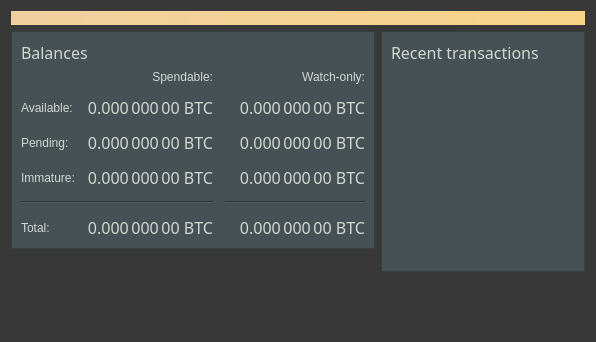
Qt form src/qt/forms/overviewpage.ui (xCryptoCash/veles) before a commit.
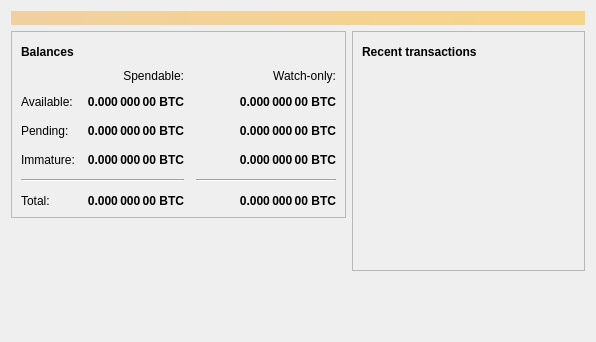
The same form after that commit. Icons and pictures are not drawn.

Patch:
```diff
--- a/src/qt/forms/overviewpage.ui
+++ b/src/qt/forms/overviewpage.ui
@@ -13,11 +13,6 @@
   <property name="windowTitle">
    <string>Form</string>
   </property>
-  <property name="styleSheet">
-   <string notr="true">background-color:rgb(56, 56, 56);;
-color:rgb(211, 215, 207);
-font: 75 12pt &quot;Uroob&quot;;</string>
-  </property>
   <layout class="QVBoxLayout" name="topLayout">
    <item>
     <widget class="QLabel" name="labelAlerts">
@@ -44,11 +39,6 @@
       <layout class="QVBoxLayout" name="verticalLayout_2">
        <item>
         <widget class="QFrame" name="frame">
-         <property name="styleSheet">
-          <string notr="true">background-color:rgb(70, 81, 86);
-color:rgb(211, 215, 207);
-font: 75 12pt &quot;Uroob&quot;;</string>
-         </property>
          <property name="frameShape">
           <enum>QFrame::StyledPanel</enum>
          </property>
@@ -62,11 +52,8 @@
              <widget class="QLabel" name="label_5">
               <property name="font">
                <font>
-                <family>Uroob</family>
-                <pointsize>12</pointsize>
-                <weight>9</weight>
-                <italic>false</italic>
-                <bold>false</bold>
+                <weight>75</weight>
+                <bold>true</bold>
                </font>
               </property>
               <property name="text">
@@ -131,11 +118,8 @@
              <widget class="QLabel" name="labelWatchPending">
               <property name="font">
                <font>
-                <family>Uroob</family>
-                <pointsize>12</pointsize>
-                <weight>9</weight>
-                <italic>false</italic>
-                <bold>false</bold>
+                <weight>75</weight>
+                <bold>true</bold>
                </font>
               </property>
               <property name="cursor">
@@ -159,11 +143,8 @@
              <widget class="QLabel" name="labelUnconfirmed">
               <property name="font">
                <font>
-                <family>Uroob</family>
-                <pointsize>12</pointsize>
-                <weight>9</weight>
-                <italic>false</italic>
-                <bold>false</bold>
+                <weight>75</weight>
+                <bold>true</bold>
                </font>
               </property>
               <property name="cursor">
@@ -187,11 +168,8 @@
              <widget class="QLabel" name="labelWatchImmature">
               <property name="font">
                <font>
-                <family>Uroob</family>
-                <pointsize>12</pointsize>
-                <weight>9</weight>
-                <italic>false</italic>
-                <bold>false</bold>
+                <weight>75</weight>
+                <bold>true</bold>
                </font>
               </property>
               <property name="cursor">
@@ -248,11 +226,8 @@
              <widget class="QLabel" name="labelImmature">
               <property name="font">
                <font>
-                <family>Uroob</family>
-                <pointsize>12</pointsize>
-                <weight>9</weight>
-                <italic>false</italic>
-                <bold>false</bold>
+                <weight>75</weight>
+                <bold>true</bold>
                </font>
               </property>
               <property name="cursor">
@@ -296,11 +271,8 @@
              <widget class="QLabel" name="labelTotal">
               <property name="font">
                <font>
-                <family>Uroob</family>
-                <pointsize>12</pointsize>
-                <weight>9</weight>
-                <italic>false</italic>
-                <bold>false</bold>
+                <weight>75</weight>
+                <bold>true</bold>
                </font>
               </property>
               <property name="cursor">
@@ -324,11 +296,8 @@
              <widget class="QLabel" name="labelWatchTotal">
               <property name="font">
                <font>
-                <family>Uroob</family>
-                <pointsize>12</pointsize>
-                <weight>9</weight>
-                <italic>false</italic>
-                <bold>false</bold>
+                <weight>75</weight>
+                <bold>true</bold>
                </font>
               </property>
               <property name="cursor">
@@ -369,11 +338,8 @@
              <widget class="QLabel" name="labelBalance">
               <property name="font">
                <font>
-                <family>Uroob</family>
-                <pointsize>12</pointsize>
-                <weight>9</weight>
-                <italic>false</italic>
-                <bold>false</bold>
+                <weight>75</weight>
+                <bold>true</bold>
                </font>
               </property>
               <property name="cursor">
@@ -397,11 +363,8 @@
              <widget class="QLabel" name="labelWatchAvailable">
               <property name="font">
                <font>
-                <family>Uroob</family>
-                <pointsize>12</pointsize>
-                <weight>9</weight>
-                <italic>false</italic>
-                <bold>false</bold>
+                <weight>75</weight>
+                <bold>true</bold>
                </font>
               </property>
               <property name="cursor">
@@ -462,11 +425,6 @@
       <layout class="QVBoxLayout" name="verticalLayout_3">
        <item>
         <widget class="QFrame" name="frame_2">
-         <property name="styleSheet">
-          <string notr="true">background-color:rgb(70, 81, 86);
-color:rgb(211, 215, 207);
-font: 75 12pt &quot;Uroob&quot;;</string>
-         </property>
          <property name="frameShape">
           <enum>QFrame::StyledPanel</enum>
          </property>
@@ -480,11 +438,8 @@
              <widget class="QLabel" name="label_4">
               <property name="font">
                <font>
-                <family>Uroob</family>
-                <pointsize>12</pointsize>
-                <weight>9</weight>
-                <italic>false</italic>
-                <bold>false</bold>
+                <weight>75</weight>
+                <bold>true</bold>
                </font>
               </property>
               <property name="text">
@@ -543,9 +498,7 @@
           <item>
            <widget class="QListView" name="listTransactions">
             <property name="styleSheet">
-             <string notr="true">background-color:rgb(70, 81, 86);
-color:rgb(211, 215, 207);
-font: 75 12pt &quot;Uroob&quot;;</string>
+             <string notr="true">QListView { background: transparent; }</string>
             </property>
             <property name="frameShape">
              <enum>QFrame::NoFrame</enum>
```
Left out of the diff: 4 changed lines with no effect on the pictures.
